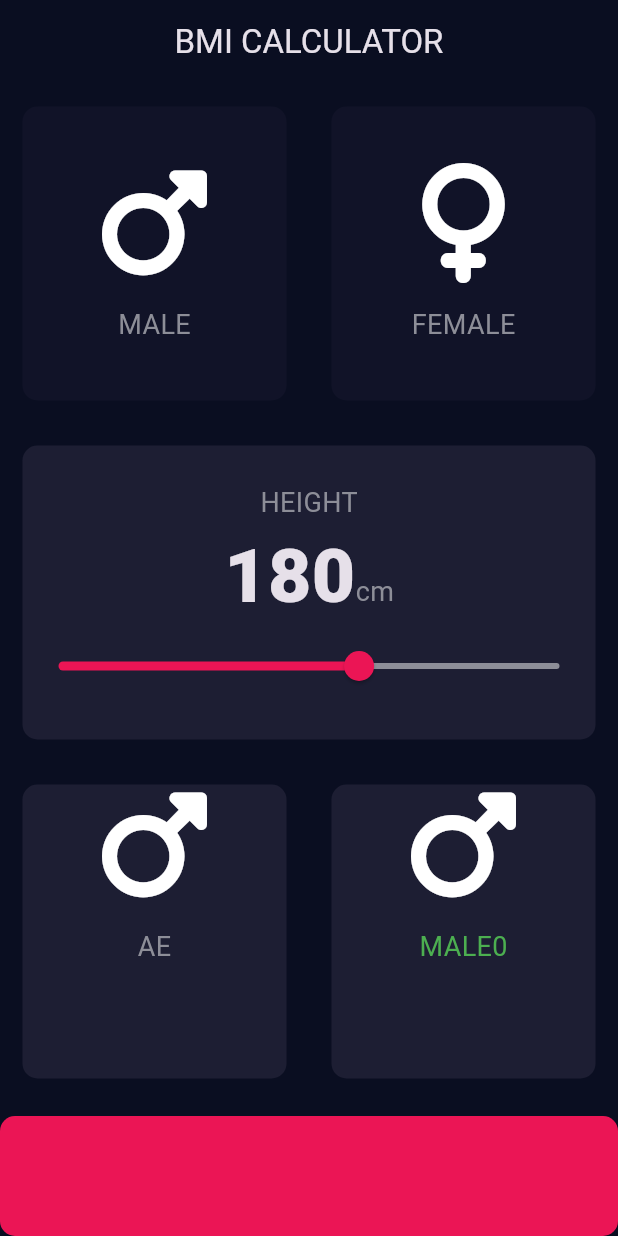
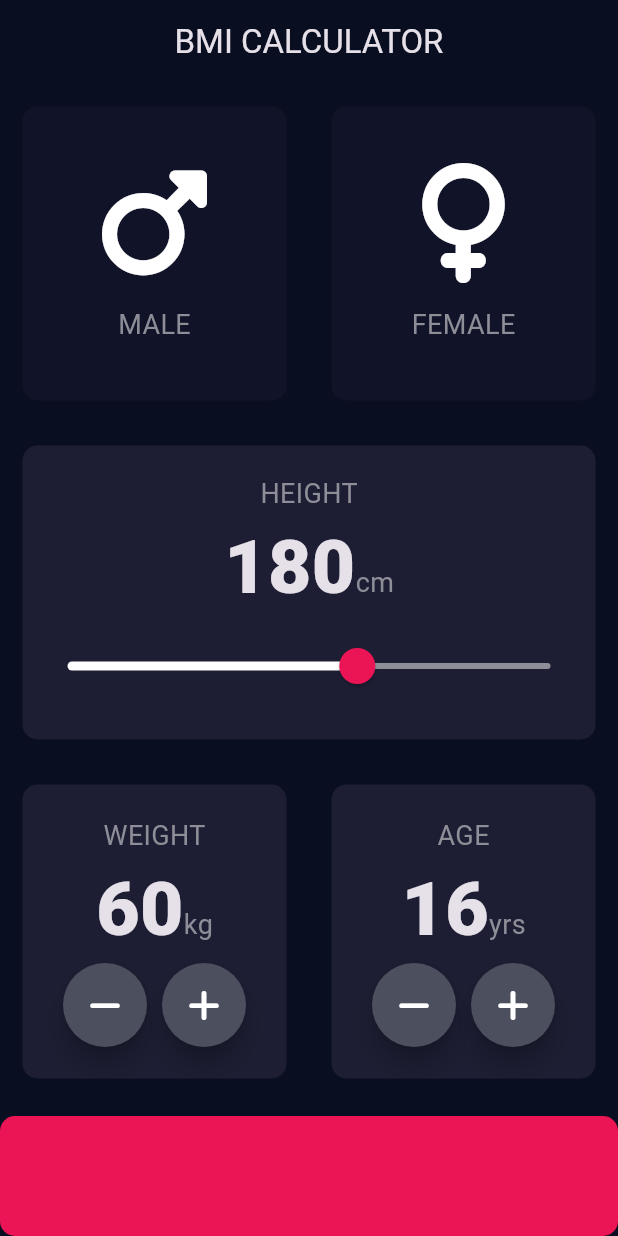
Before and after one commit to sulavkarki7/BMI, a Flutter app: the screen it shows after launch, on a phone screen of 412 x 824 dp. Run offline on Flutter 3.47's test engine with Material 3 defaults, Android fonts, the phone set to English and light mode, and no system bars; our stand-ins replace font_awesome_flutter.

Commit message:
weight&age

```diff
--- a/lib/input_page.dart
+++ b/lib/input_page.dart
@@ -22,6 +22,8 @@ class InputPage extends StatefulWidget {
 class _InputPageState extends State<InputPage> {
   Gender? selectedGender;
   int height = 180;
+  int weight = 60;
+  int age = 16;
   // Color maleContainerColor = inactiveContainerColor;
   // Color femaleContainerColor = inactiveContainerColor;
 
@@ -133,18 +135,28 @@ class _InputPageState extends State<InputPage> {
                       ),
                     ],
                   ),
-                  Slider(
+                  SliderTheme(
+                    data: SliderTheme.of(context).copyWith(
+                      inactiveTrackColor: Color(0xFF8D8E98),
+                      activeTrackColor: Colors.white,
+                      thumbColor: Color(0xFFEB1555),
+                      overlayColor: Color(0x29EB1555),
+                      thumbShape:
+                          RoundSliderThumbShape(enabledThumbRadius: 12.0),
+                      overlayShape:
+                          RoundSliderOverlayShape(overlayRadius: 30.0),
+                    ),
+                    child: Slider(
                         value: height.toDouble(),
                         min: 120,
                         max: 220,
-                      activeColor: Color(0xFFEB1555),
-                      inactiveColor: Color(0xFF8D8E98),
                         label: '$height',
                         onChanged: (double newValue) {
                           setState(() {
                             height = newValue.round();
                           });
                         }),
+                  ),
                 ],
               ),
             ),
@@ -156,21 +168,51 @@ class _InputPageState extends State<InputPage> {
                   child: ReusableContainer(
                     colorr: kActiveContainerColor,
                     cardchild: Column(
+                      mainAxisAlignment: MainAxisAlignment.center,
                       children: [
-                        Icon(
-                          FontAwesomeIcons.mars,
-                          size: 80.0,
+                        Text(
+                          'WEIGHT',
+                          style: kLabelTextStyle,
+                        ),
+                        Row(
+                          mainAxisAlignment: MainAxisAlignment.center,
+                          crossAxisAlignment: CrossAxisAlignment.baseline,
+                          textBaseline: TextBaseline.alphabetic,
+                          children: [
+                            Text(
+                              weight.toString(),
+                              style: kNumberTextStyle,
+                            ),
+                            Text(
+                              'kg',
+                              style: kLabelTextStyle,
+                            ),
+                          ],
+                        ),
+                        Row(
+                          mainAxisAlignment: MainAxisAlignment.center,
+                          children: [
+                            RoundIconButton(
+                              icon: FontAwesomeIcons.minus,
+                              onPressed: () {
+                                setState(() {
+                                  weight--;
+                                });
+                              },
                             ),
                             SizedBox(
-                          height: 15.0,
+                              width: 10,
                             ),
-                        Text(
-                          'AE',
-                          style: TextStyle(
-                            fontSize: 18.0,
-                            color: Color(0xFF8D8E98),
+                            RoundIconButton(
+                              icon: FontAwesomeIcons.plus,
+                              onPressed: () {
+                                setState(() {
+                                  weight++;
+                                });
+                              },
                             ),
-                        )
+                          ],
+                        ),
                       ],
                     ),
                   ),
@@ -179,18 +221,51 @@ class _InputPageState extends State<InputPage> {
                   child: ReusableContainer(
                     colorr: kActiveContainerColor,
                     cardchild: Column(
+                      mainAxisAlignment: MainAxisAlignment.center,
                       children: [
-                        Icon(
-                          FontAwesomeIcons.mars,
-                          size: 80.0,
+                        Text(
+                          'AGE',
+                          style: kLabelTextStyle,
+                        ),
+                        Row(
+                          mainAxisAlignment: MainAxisAlignment.center,
+                          crossAxisAlignment: CrossAxisAlignment.baseline,
+                          textBaseline: TextBaseline.alphabetic,
+                          children: [
+                            Text(
+                              age.toString(),
+                              style: kNumberTextStyle,
+                            ),
+                            Text(
+                              'yrs',
+                              style: kLabelTextStyle,
+                            ),
+                          ],
+                        ),
+                        Row(
+                          mainAxisAlignment: MainAxisAlignment.center,
+                          children: [
+                            RoundIconButton(
+                              icon: FontAwesomeIcons.minus,
+                              onPressed: () {
+                                setState(() {
+                                  age--;
+                                });
+                              },
                             ),
                             SizedBox(
-                          height: 15.0,
+                              width: 10,
                             ),
-                        Text(
-                          'MALE0',
-                          style: TextStyle(fontSize: 18.0, color: Colors.green),
-                        )
+                            RoundIconButton(
+                              icon: FontAwesomeIcons.plus,
+                              onPressed: () {
+                                setState(() {
+                                  age++;
+                                });
+                              },
+                            ),
+                          ],
+                        ),
                       ],
                     ),
                   ),
@@ -212,3 +287,27 @@ class _InputPageState extends State<InputPage> {
     );
   }
 }
+
+class RoundIconButton extends StatelessWidget {
+  const RoundIconButton({
+    super.key,
+    required this.icon,
+    required this.onPressed,
+  });
+  final IconData icon;
+  final Function onPressed;
+
+  @override
+  Widget build(BuildContext context) {
+    return RawMaterialButton(
+      elevation: 6.0,
+      constraints: BoxConstraints.tightFor(width: 56.0, height: 56.0),
+      onPressed: () {
+        onPressed();
+      },
+      shape: CircleBorder(),
+      fillColor: Color(0xFF4C4F5E),
+      child: Icon(icon),
+    );
+  }
+}
```
Also changed, not shown: 1 other file. Lines whose indentation alone changed are shown as unchanged.
